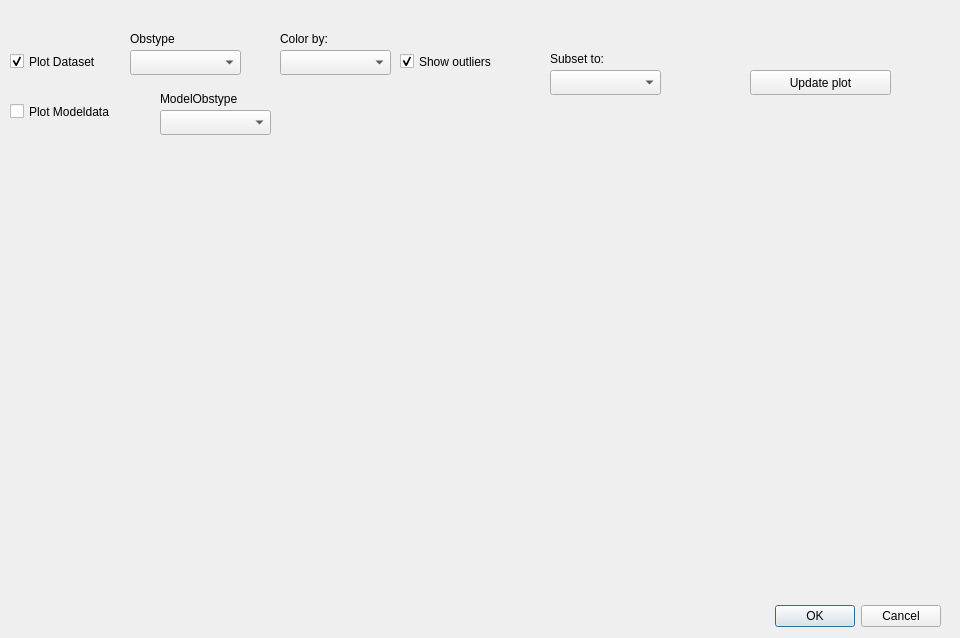
This is metobs_gui/qt_windows/timeseries_plot_dialog.ui in vergauwenthomas/MetObs_GUI as Qt 5 draws it before an edit. The edited form follows.
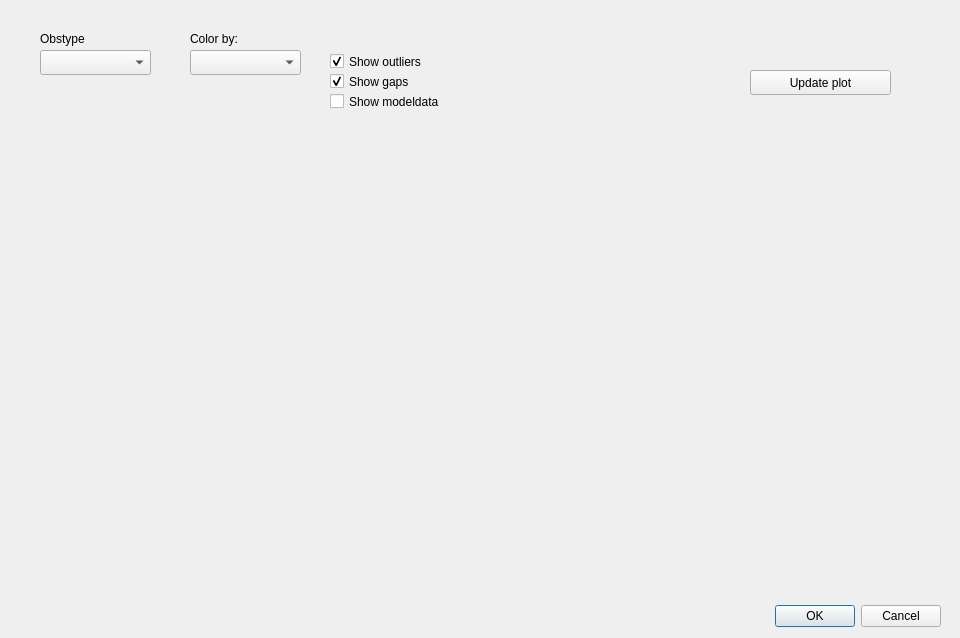
This is the edited form.

Patch:
```diff
--- a/metobs_gui/qt_windows/timeseries_plot_dialog.ui
+++ b/metobs_gui/qt_windows/timeseries_plot_dialog.ui
@@ -43,7 +43,7 @@
   <widget class="QLabel" name="label">
    <property name="geometry">
     <rect>
-     <x>280</x>
+     <x>190</x>
      <y>30</y>
      <width>81</width>
      <height>17</height>
@@ -59,7 +59,7 @@
    </property>
    <property name="geometry">
     <rect>
-     <x>280</x>
+     <x>190</x>
      <y>50</y>
      <width>111</width>
      <height>25</height>
@@ -79,39 +79,13 @@
     <string>Update plot</string>
    </property>
   </widget>
-  <widget class="QComboBox" name="select_subset">
-   <property name="enabled">
-    <bool>true</bool>
-   </property>
-   <property name="geometry">
-    <rect>
-     <x>550</x>
-     <y>70</y>
-     <width>111</width>
-     <height>25</height>
-    </rect>
-   </property>
-  </widget>
-  <widget class="QLabel" name="label_2">
-   <property name="geometry">
-    <rect>
-     <x>550</x>
-     <y>50</y>
-     <width>131</width>
-     <height>17</height>
-    </rect>
-   </property>
-   <property name="text">
-    <string>Subset to:</string>
-   </property>
-  </widget>
   <widget class="QComboBox" name="select_obstype">
    <property name="enabled">
     <bool>true</bool>
    </property>
    <property name="geometry">
     <rect>
-     <x>130</x>
+     <x>40</x>
      <y>50</y>
      <width>111</width>
      <height>25</height>
@@ -121,7 +95,7 @@
   <widget class="QLabel" name="label_3">
    <property name="geometry">
     <rect>
-     <x>130</x>
+     <x>40</x>
      <y>30</y>
      <width>111</width>
      <height>17</height>
@@ -131,65 +105,10 @@
     <string>Obstype</string>
    </property>
   </widget>
-  <widget class="QComboBox" name="select_modelobstype">
-   <property name="enabled">
-    <bool>true</bool>
-   </property>
-   <property name="geometry">
-    <rect>
-     <x>160</x>
-     <y>110</y>
-     <width>111</width>
-     <height>25</height>
-    </rect>
-   </property>
-  </widget>
-  <widget class="QLabel" name="label_4">
-   <property name="geometry">
-    <rect>
-     <x>160</x>
-     <y>90</y>
-     <width>121</width>
-     <height>17</height>
-    </rect>
-   </property>
-   <property name="text">
-    <string>ModelObstype</string>
-   </property>
-  </widget>
-  <widget class="QCheckBox" name="add_dataset_box">
-   <property name="geometry">
-    <rect>
-     <x>10</x>
-     <y>50</y>
-     <width>121</width>
-     <height>23</height>
-    </rect>
-   </property>
-   <property name="text">
-    <string>Plot Dataset</string>
-   </property>
-   <property name="checked">
-    <bool>true</bool>
-   </property>
-  </widget>
-  <widget class="QCheckBox" name="add_modeldata_box">
-   <property name="geometry">
-    <rect>
-     <x>10</x>
-     <y>100</y>
-     <width>121</width>
-     <height>23</height>
-    </rect>
-   </property>
-   <property name="text">
-    <string>Plot Modeldata</string>
-   </property>
-  </widget>
   <widget class="QCheckBox" name="select_show_outliers">
    <property name="geometry">
     <rect>
-     <x>400</x>
+     <x>330</x>
      <y>50</y>
      <width>251</width>
      <height>23</height>
@@ -202,6 +121,38 @@
     <bool>true</bool>
    </property>
   </widget>
+  <widget class="QCheckBox" name="select_show_gaps">
+   <property name="geometry">
+    <rect>
+     <x>330</x>
+     <y>70</y>
+     <width>251</width>
+     <height>23</height>
+    </rect>
+   </property>
+   <property name="text">
+    <string>Show gaps</string>
+   </property>
+   <property name="checked">
+    <bool>true</bool>
+   </property>
+  </widget>
+  <widget class="QCheckBox" name="select_add_modeldata">
+   <property name="geometry">
+    <rect>
+     <x>330</x>
+     <y>90</y>
+     <width>251</width>
+     <height>23</height>
+    </rect>
+   </property>
+   <property name="text">
+    <string>Show modeldata</string>
+   </property>
+   <property name="checked">
+    <bool>false</bool>
+   </property>
+  </widget>
  </widget>
  <resources/>
  <connections>
```
